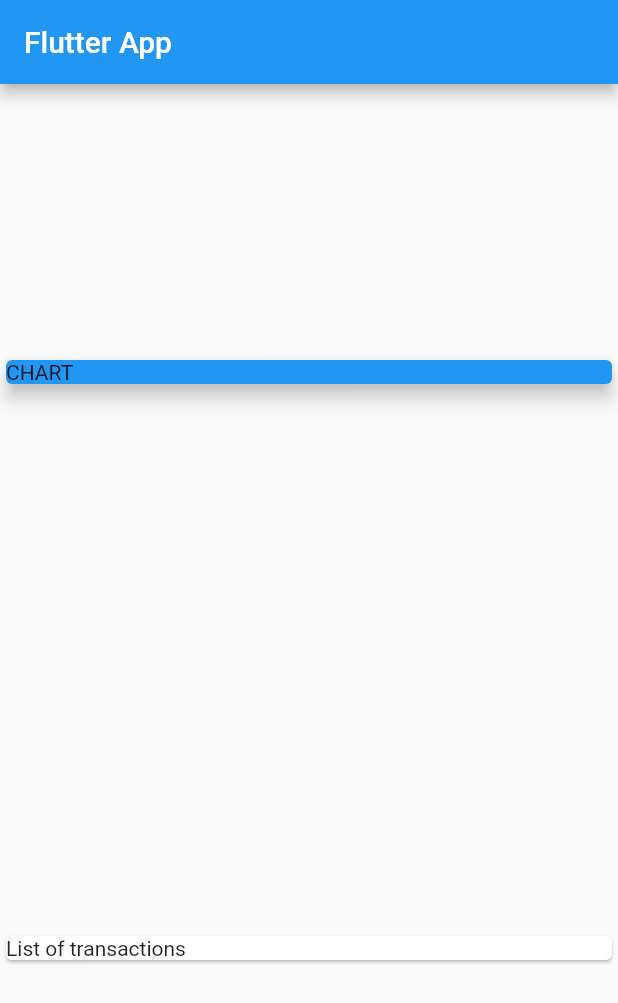
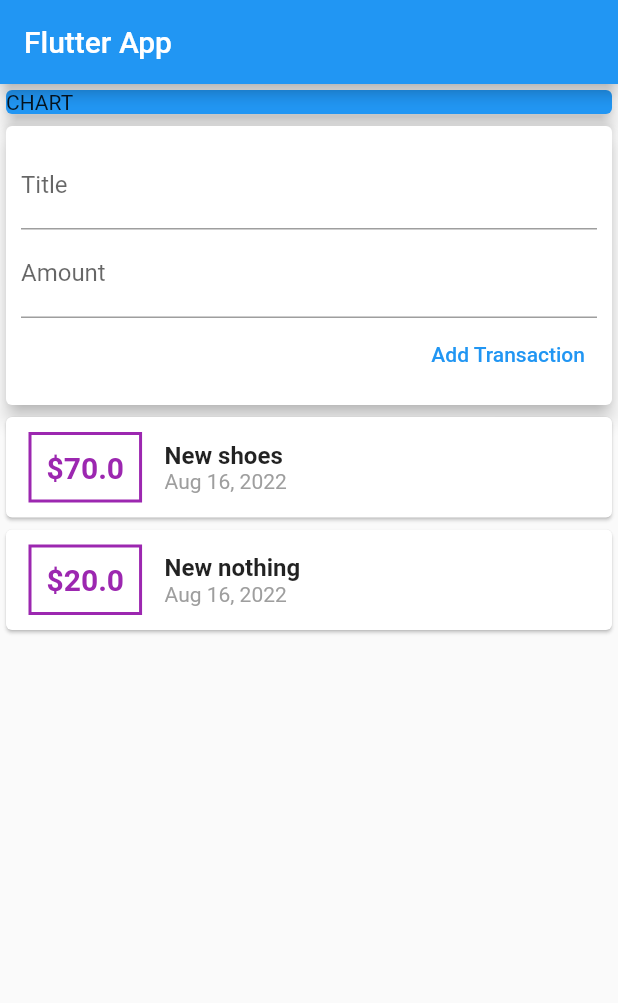
Before and after one commit to marcocaldera/flutter-course, a Flutter app: the screen it shows after launch, on a phone screen of 412 x 824 dp. Shown: the top 1003 px of the screen. Run offline on Flutter 3.47's test engine with Material 2 defaults, Android fonts, the phone set to English and light mode, and no system bars.

Commit message:
Add first screen

```diff
--- a/expenses_app/lib/main.dart
+++ b/expenses_app/lib/main.dart
@@ -1,6 +1,8 @@
 // ignore_for_file: unnecessary_const
 
+import 'package:expenses_app/transaction.dart';
 import 'package:flutter/material.dart';
+import 'package:intl/intl.dart';
 
 void main() => runApp(const MyApp());
 
@@ -9,7 +11,7 @@ class MyApp extends StatelessWidget {
 
   @override
   Widget build(BuildContext context) {
-    return const MaterialApp(
+    return MaterialApp(
       title: 'Flutter App',
       home: MyHomePage(),
     );
@@ -17,7 +19,22 @@ class MyApp extends StatelessWidget {
 }
 
 class MyHomePage extends StatelessWidget {
-  const MyHomePage({Key? key}) : super(key: key);
+  final List<Transaction> transactions = [
+    Transaction(
+      id: 't1',
+      title: "New shoes",
+      amount: 70,
+      date: DateTime.now(),
+    ),
+    Transaction(
+      id: 't2',
+      title: "New nothing",
+      amount: 20,
+      date: DateTime.now(),
+    ),
+  ];
+
+  MyHomePage({Key? key}) : super(key: key);
 
   @override
   Widget build(BuildContext context) {
@@ -26,7 +43,6 @@ class MyHomePage extends StatelessWidget {
         title: const Text('Flutter App'),
       ),
       body: Column(
-        mainAxisAlignment: MainAxisAlignment.spaceAround,
         crossAxisAlignment: CrossAxisAlignment.stretch,
         children: [
           Container(
@@ -37,8 +53,70 @@ class MyHomePage extends StatelessWidget {
               child: Text("CHART"),
             ),
           ),
-          const Card(
-            child: Text("List of transactions"),
+          Card(
+            elevation: 5,
+            child: Container(
+              padding: const EdgeInsets.all(10),
+              child: Column(
+                crossAxisAlignment: CrossAxisAlignment.end,
+                children: [
+                  const TextField(
+                    decoration: InputDecoration(labelText: "Title"),
+                  ),
+                  const TextField(
+                    decoration: InputDecoration(labelText: "Amount"),
+                  ),
+                  TextButton(
+                    onPressed: () {},
+                    child: const Text("Add Transaction"),
+                  )
+                ],
+              ),
+            ),
+          ),
+          Column(
+            children: transactions.map((tx) {
+              return Card(
+                child: Row(
+                  children: [
+                    Container(
+                      margin: const EdgeInsets.symmetric(
+                        vertical: 10,
+                        horizontal: 15,
+                      ),
+                      decoration: BoxDecoration(
+                        border: Border.all(color: Colors.purple, width: 2),
+                      ),
+                      padding: const EdgeInsets.all(10),
+                      child: Text(
+                        "\$${tx.amount}",
+                        style: const TextStyle(
+                          fontWeight: FontWeight.bold,
+                          fontSize: 20,
+                          color: Colors.purple,
+                        ),
+                      ),
+                    ),
+                    Column(
+                      crossAxisAlignment: CrossAxisAlignment.start,
+                      children: [
+                        Text(
+                          tx.title,
+                          style: const TextStyle(
+                            fontSize: 16,
+                            fontWeight: FontWeight.bold,
+                          ),
+                        ),
+                        Text(
+                          DateFormat.yMMMd().format(tx.date),
+                          style: const TextStyle(color: Colors.grey),
+                        ),
+                      ],
+                    )
+                  ],
+                ),
+              );
+            }).toList(),
           ),
         ],
       ),
--- /dev/null
+++ b/expenses_app/lib/transaction.dart
@@ -0,0 +1,12 @@
+class Transaction {
+  final String id;
+  final String title;
+  final double amount;
+  final DateTime date;
+
+  Transaction(
+      {required this.id,
+      required this.title,
+      required this.amount,
+      required this.date});
+}
--- a/expenses_app/pubspec.yaml
+++ b/expenses_app/pubspec.yaml
@@ -3,7 +3,7 @@ description: A new Flutter project.
 
 # The following line prevents the package from being accidentally published to
 # pub.dev using `flutter pub publish`. This is preferred for private packages.
-publish_to: 'none' # Remove this line if you wish to publish to pub.dev
+publish_to: "none" # Remove this line if you wish to publish to pub.dev
 
 # The following defines the version and build number for your application.
 # A version number is three numbers separated by dots, like 1.2.43
@@ -29,7 +29,7 @@ environment:
 dependencies:
   flutter:
     sdk: flutter
-
+  intl: ^0.17.0
 
   # The following adds the Cupertino Icons font to your application.
   # Use with the CupertinoIcons class for iOS style icons.
@@ -51,7 +51,6 @@ dev_dependencies:
 
 # The following section is specific to Flutter packages.
 flutter:
-
   # The following line ensures that the Material Icons font is
   # included with your application, so that you can use the icons in
   # the material Icons class.
```
Also changed, not shown: expenses_app/pubspec.lock.
